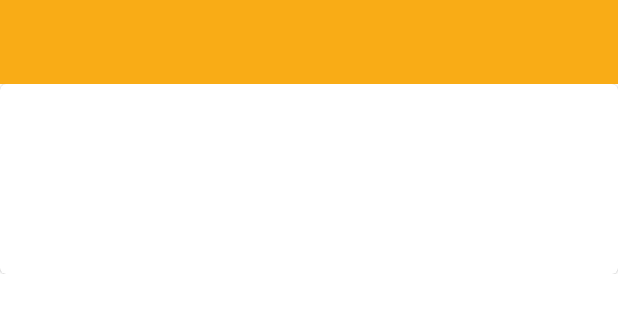
After one commit to diogo-mota99/FixityApp, an Android app: the layout activity_show_note_details.xml on its own in the app's theme, with its tools: preview values and no code run, on a phone screen of 412 x 824 dp. The commit adds this screen. Shown: the top 313 px of the screen. Run offline under Robolectric (Android 15) with nearby library versions, the phone set to English and light mode, and no system bars.

Commit message:
Read Notes

```diff
--- a/app/src/main/AndroidManifest.xml
+++ b/app/src/main/AndroidManifest.xml
@@ -18,6 +18,7 @@
         </activity>
         <activity android:name=".viewModel.NoteListActivity" />
         <activity android:name=".AddNoteActivity" />
+        <activity android:name=".ShowNoteDetails" />
     </application>
 
 </manifest>
--- a/app/src/main/java/ipvc/estg/fixity/dao/NoteDao.kt
+++ b/app/src/main/java/ipvc/estg/fixity/dao/NoteDao.kt
@@ -1,4 +1,4 @@
-package estg.ipvc.fixity.dao
+package ipvc.estg.fixity.dao
 
 import androidx.lifecycle.LiveData
 import androidx.room.*
--- a/app/src/main/java/ipvc/estg/fixity/db/NoteDB.kt
+++ b/app/src/main/java/ipvc/estg/fixity/db/NoteDB.kt
@@ -6,7 +6,7 @@ import androidx.room.Room
 import androidx.room.RoomDatabase
 import androidx.room.TypeConverters
 import androidx.sqlite.db.SupportSQLiteDatabase
-import estg.ipvc.fixity.dao.NoteDao
+import ipvc.estg.fixity.dao.NoteDao
 import ipvc.estg.fixity.entities.Note
 import kotlinx.coroutines.CoroutineScope
 import kotlinx.coroutines.launch
--- a/app/src/main/java/ipvc/estg/fixity/db/NoteRepository.kt
+++ b/app/src/main/java/ipvc/estg/fixity/db/NoteRepository.kt
@@ -1,7 +1,7 @@
 package ipvc.estg.fixity.db
 
 import androidx.lifecycle.LiveData
-import estg.ipvc.fixity.dao.NoteDao
+import ipvc.estg.fixity.dao.NoteDao
 import ipvc.estg.fixity.entities.Note
 
 class NoteRepository(private val noteDao: NoteDao) {
--- /dev/null
+++ b/app/src/main/res/layout/activity_show_note_details.xml
@@ -0,0 +1,58 @@
+<?xml version="1.0" encoding="utf-8"?>
+<androidx.constraintlayout.widget.ConstraintLayout xmlns:android="http://schemas.android.com/apk/res/android"
+    xmlns:app="http://schemas.android.com/apk/res-auto"
+    android:layout_width="match_parent"
+    android:layout_height="match_parent"
+    android:background="#fff"
+    app:layout_behavior="@string/appbar_scrolling_view_behavior">
+
+    <include
+        android:id="@+id/include"
+        layout="@layout/toolbar" />
+
+    <ScrollView
+        android:layout_width="match_parent"
+        android:layout_height="0dp"
+        app:layout_constraintEnd_toEndOf="parent"
+        app:layout_constraintStart_toStartOf="parent"
+        app:layout_constraintTop_toBottomOf="@+id/include">
+
+        <com.google.android.material.card.MaterialCardView
+            android:id="@+id/materialCardView"
+            style="@style/Widget.MaterialComponents.CardView"
+            android:layout_width="match_parent"
+            android:layout_height="wrap_content"
+            app:cardBackgroundColor="@color/white">
+
+            <androidx.appcompat.widget.LinearLayoutCompat
+                android:id="@+id/contentBackground"
+                android:layout_width="match_parent"
+                android:layout_height="wrap_content"
+                android:orientation="vertical"
+                android:padding="10dp">
+
+                <TextView
+                    android:id="@+id/noteTitle"
+                    android:layout_width="wrap_content"
+                    android:layout_height="wrap_content"
+                    android:layout_gravity="center_horizontal"
+                    android:layout_margin="10dp"
+                    android:fontFamily="@font/comfortaa_bold"
+                    android:text=""
+                    android:textAppearance="@style/TextAppearance.AppCompat.Headline"
+                    android:textColor="@color/black"
+                    android:textStyle="bold" />
+
+                <TextView
+                    android:id="@+id/noteContent"
+                    android:layout_width="wrap_content"
+                    android:layout_height="wrap_content"
+                    android:layout_margin="10dp"
+                    android:fontFamily="@font/comfortaa_bold"
+                    android:text=""
+                    android:textAppearance="@style/TextAppearance.AppCompat.Medium"
+                    android:textColor="@color/black" />
+            </androidx.appcompat.widget.LinearLayoutCompat>
+        </com.google.android.material.card.MaterialCardView>
+    </ScrollView>
+</androidx.constraintlayout.widget.ConstraintLayout>
```
Also changed, not shown: app/src/main/java/ipvc/estg/fixity/ShowNoteDetails.kt (added, +73 -0 lines), app/src/main/java/ipvc/estg/fixity/adapters/NoteAdapter.kt (+10 -9 lines), app/src/main/java/ipvc/estg/fixity/viewModel/NoteListActivity.kt (+4 -3 lines).
